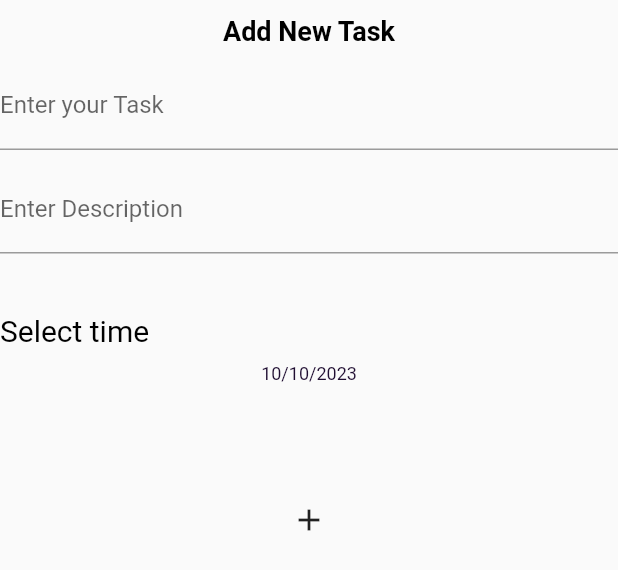
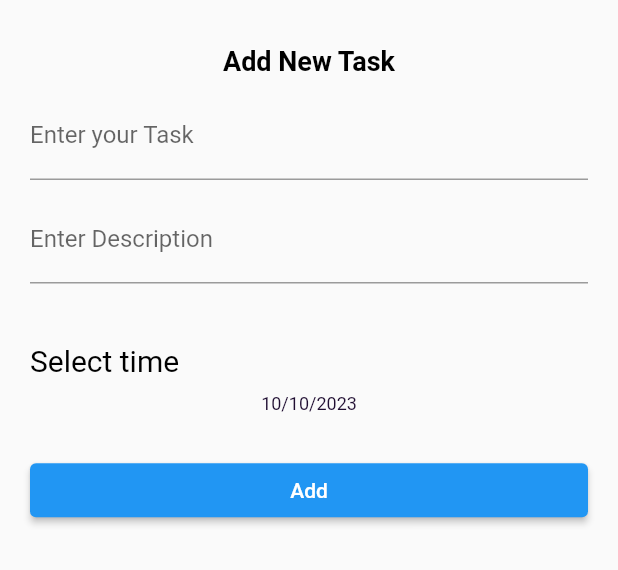
Before and after one commit to MohamedabdelMoniemsaeed/todo_Test, a Flutter app: the AddButtomSheet widget shown alone on an empty page, opened directly, on a phone screen of 412 x 824 dp. Shown: the top 570 px of the screen. Run offline on Flutter 3.47's test engine with Material 2 defaults, Android fonts, the phone set to English and light mode, and no system bars; our stand-ins replace calendar_timeline, flutter_slidable.

```diff
--- a/lib/Screen/Buttom_sheets/Add_Buttom_Sheet.dart
+++ b/lib/Screen/Buttom_sheets/Add_Buttom_Sheet.dart
@@ -3,13 +3,22 @@ import 'package:todo/Utals/Colors.dart';
 import 'package:todo/Utals/My_Text_Field.dart';
 import 'package:todo/Utals/Theme.dart';
 
-class AddButtomSheet extends StatelessWidget {
+class AddButtomSheet extends StatefulWidget {
   static const String rouatName = "Add Button Sheet";
-  const AddButtomSheet({super.key});
 
+  @override
+  State<AddButtomSheet> createState() => _AddButtomSheetState();
+}
+
+class _AddButtomSheetState extends State<AddButtomSheet> {
+  TextEditingController titlecontroller = TextEditingController();
+
+  TextEditingController descriptioncontroller = TextEditingController();
+  DateTime selectdate = DateTime.now();
   @override
   Widget build(BuildContext context) {
     return Container(
+      padding: EdgeInsets.all(20),
       height: MediaQuery.of(context).size.height * .45,
       child: Column(
         crossAxisAlignment: CrossAxisAlignment.stretch,
@@ -18,21 +27,46 @@ class AddButtomSheet extends StatelessWidget {
           Text("Add New Task",
               textAlign: TextAlign.center, style: AppTheme.addandEdit),
           SizedBox(height: 10),
-          MyTextField("Enter your Task"),
+          MyTextField("Enter your Task", titlecontroller),
           SizedBox(height: 10),
-          MyTextField("Enter Description"),
+          MyTextField("Enter Description", descriptioncontroller),
           SizedBox(height: 40),
           Text("Select time", style: AppTheme.selectteam),
           SizedBox(height: 10),
-          Text("10/10/2023",
-              textAlign: TextAlign.center, style: AppTheme.TeamText),
+          InkWell(
+            onTap: () {
+              showMyDate();
+            },
+            child: Text("${selectdate.day}/${selectdate.month}/${selectdate.year}",
+                textAlign: TextAlign.center, style: AppTheme.TeamText),
+          ),
           Spacer(),
-          IconButton(
-            onPressed: () {},
-            icon: Icon(Icons.add),
+          ElevatedButton(
+            onPressed: () {
+              addToDoTO();
+            },
+            child: Text("Add"),
           ),
         ],
       ),
     );
   }
+
+  void showMyDate() async {
+    selectdate = await showDatePicker(
+          context: context,
+          initialDate: selectdate,
+          firstDate: DateTime.now(),
+          lastDate: DateTime.now().add(
+            Duration(days: 365),
+          ),
+        ) ??
+        selectdate;
+        setState(() {
+
+        });
+
+  }
+
+  void addToDoTO() {}
 }
--- a/lib/Screen/Home.dart
+++ b/lib/Screen/Home.dart
@@ -59,5 +59,6 @@ class _HomeScreenState extends State<HomeScreen> {
         ]),
       );
 
-  PreferredSizeWidget buildAppBar() => AppBar(title: Text("To Do List"),toolbarHeight: MediaQuery.of(context).size.height *.1,);
+  PreferredSizeWidget buildAppBar() => AppBar(title: Text("To Do List"),
+  toolbarHeight: MediaQuery.of(context).size.height *.1,);
 }
--- a/lib/Utals/My_Text_Field.dart
+++ b/lib/Utals/My_Text_Field.dart
@@ -2,11 +2,13 @@ import 'package:flutter/material.dart';
 
 class MyTextField extends StatelessWidget {
   String hinttext;
-MyTextField(this.hinttext);
+  TextEditingController controller;
+MyTextField(this.hinttext,this.controller);
 
   @override
   Widget build(BuildContext context) {
     return TextField(
+      controller: controller,
       decoration: InputDecoration(
       labelText: hinttext,
       ),
--- a/lib/Utals/Theme.dart
+++ b/lib/Utals/Theme.dart
@@ -43,6 +43,7 @@ abstract class AppTheme {
         space: 17,
         endIndent: 26,
         indent: 26),
+
   );
 
   static ThemeData darkTheme = ThemeData(
```
Also changed, not shown: lib/Screen/Tab/ListTap.dart (+16 -10 lines), 3 other files.
